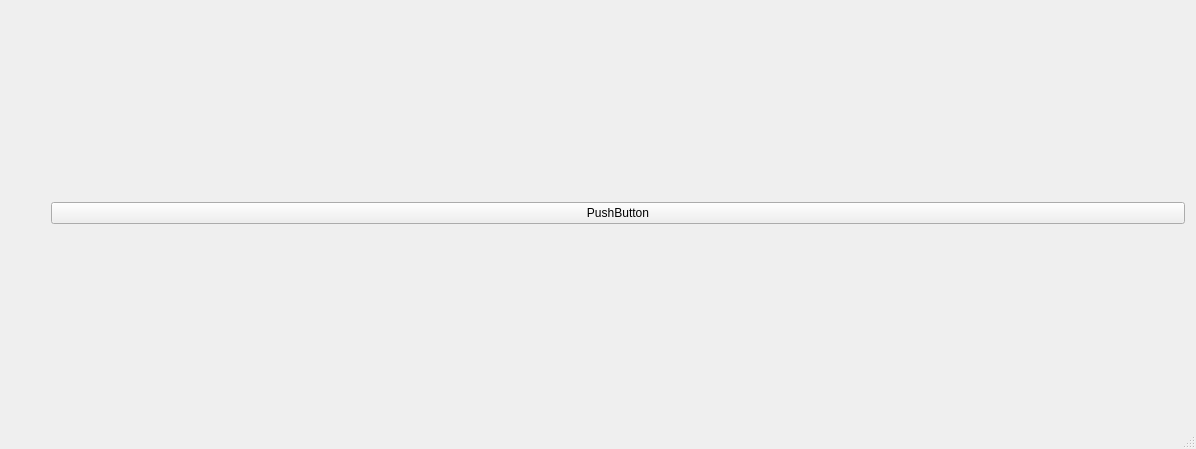
The window that AdvanceWars/mainwindow.ui (ulb-be-pauleroy/QtCuteSmart_Advance_Wars) describes before a commit, drawn with Qt 5.
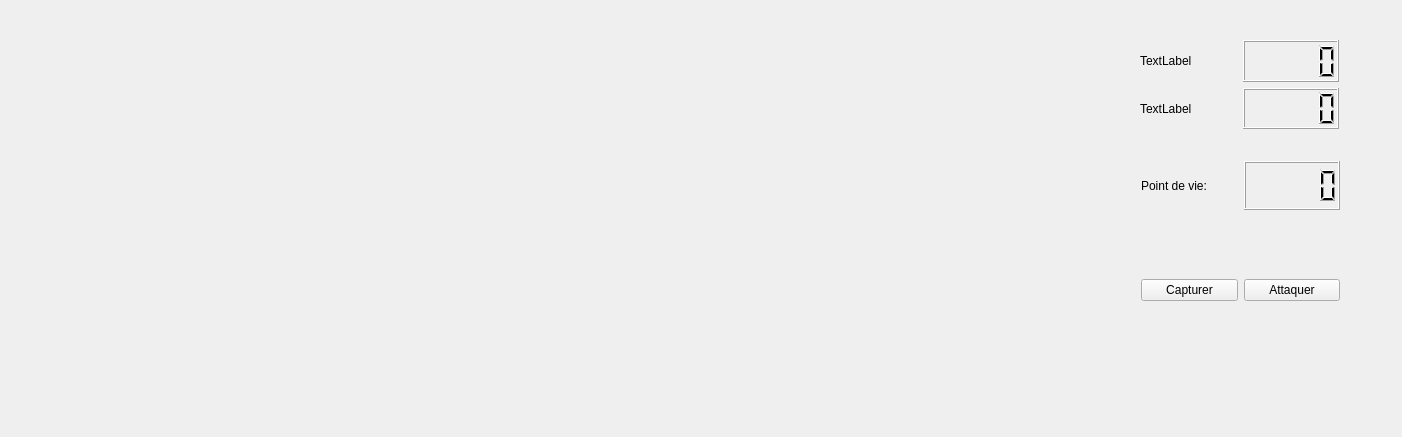
The same window after the commit.

Commit message: Implement new ui for mainwindow

Patch:
```diff
--- a/AdvanceWars/mainwindow.ui
+++ b/AdvanceWars/mainwindow.ui
@@ -6,45 +6,95 @@
    <rect>
     <x>0</x>
     <y>0</y>
-    <width>1196</width>
-    <height>449</height>
+    <width>1402</width>
+    <height>437</height>
    </rect>
   </property>
   <property name="windowTitle">
    <string>MainWindow</string>
   </property>
   <widget class="QWidget" name="centralWidget">
-   <layout class="QHBoxLayout" name="horizontalLayout_2">
-    <item>
-     <spacer name="horizontalSpacer">
-      <property name="orientation">
-       <enum>Qt::Horizontal</enum>
-      </property>
-      <property name="sizeType">
-       <enum>QSizePolicy::Minimum</enum>
-      </property>
-      <property name="sizeHint" stdset="0">
-       <size>
-        <width>40</width>
-        <height>20</height>
-       </size>
-      </property>
-     </spacer>
-    </item>
-    <item>
-     <layout class="QHBoxLayout" name="horizontalLayout">
+   <widget class="QWidget" name="gridLayoutWidget">
+    <property name="geometry">
+     <rect>
+      <x>1129</x>
+      <y>29</y>
+      <width>221</width>
+      <height>111</height>
+     </rect>
+    </property>
+    <layout class="QGridLayout" name="gridLayout">
+     <item row="1" column="0">
+      <widget class="QLabel" name="label_3">
+       <property name="text">
+        <string>TextLabel</string>
+       </property>
+      </widget>
+     </item>
+     <item row="0" column="1">
+      <widget class="QLCDNumber" name="lcdNumber_4"/>
+     </item>
+     <item row="1" column="1">
+      <widget class="QLCDNumber" name="lcdNumber_3"/>
+     </item>
+     <item row="0" column="0">
+      <widget class="QLabel" name="label_2">
+       <property name="text">
+        <string>TextLabel</string>
+       </property>
+      </widget>
+     </item>
+    </layout>
+   </widget>
+   <widget class="QWidget" name="horizontalLayoutWidget_3">
+    <property name="geometry">
+     <rect>
+      <x>1130</x>
+      <y>230</y>
+      <width>221</width>
+      <height>121</height>
+     </rect>
+    </property>
+    <layout class="QHBoxLayout" name="horizontalLayout_6">
       <item>
        <widget class="QPushButton" name="pushButton">
         <property name="text">
-         <string>PushButton</string>
+        <string>Capturer</string>
         </property>
        </widget>
       </item>
-     </layout>
-    </item>
-   </layout>
-  </widget>
-  <widget class="QStatusBar" name="statusBar"/>
+     <item>
+      <widget class="QPushButton" name="pushButton_2">
+       <property name="text">
+        <string>Attaquer</string>
+       </property>
+      </widget>
+     </item>
+    </layout>
+   </widget>
+   <widget class="QWidget" name="horizontalLayoutWidget">
+    <property name="geometry">
+     <rect>
+      <x>1130</x>
+      <y>150</y>
+      <width>221</width>
+      <height>71</height>
+     </rect>
+    </property>
+    <layout class="QHBoxLayout" name="horizontalLayout_2">
+     <item>
+      <widget class="QLabel" name="label">
+       <property name="text">
+        <string>Point de vie:</string>
+       </property>
+      </widget>
+     </item>
+     <item>
+      <widget class="QLCDNumber" name="lcdNumber"/>
+     </item>
+    </layout>
+   </widget>
+  </widget>
  </widget>
  <layoutdefault spacing="6" margin="11"/>
  <resources/>
```
Lines whose indentation alone changed are shown as unchanged.
